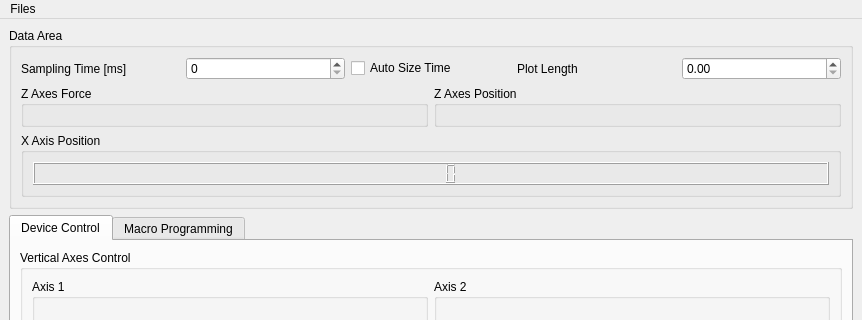
S2A-Lab/RollerLaminationSoftware, file Frontend/GUI/MainWindow/mainwindow.ui: the form before one commit; both pictures show x 0 to 862 and y 0 to 320 of the 862 by 1184 pixel window.
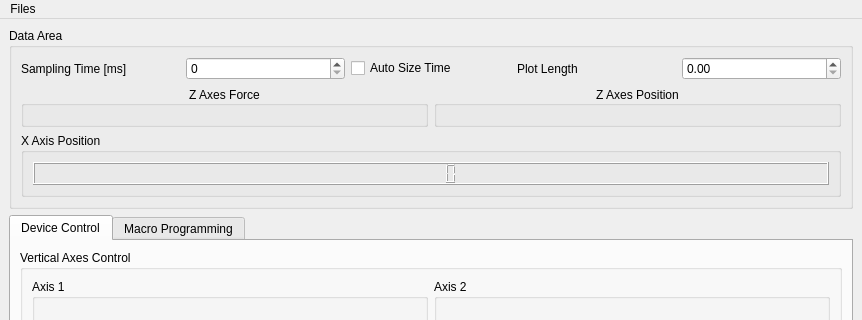
The form after the commit.

Commit message: Working on macro programming interface.

```diff
--- a/Frontend/GUI/MainWindow/mainwindow.ui
+++ b/Frontend/GUI/MainWindow/mainwindow.ui
@@ -74,9 +74,15 @@
              <height>0</height>
             </size>
            </property>
+           <property name="layoutDirection">
+            <enum>Qt::LayoutDirection::LeftToRight</enum>
+           </property>
            <property name="title">
             <string>Z Axes Force</string>
            </property>
+           <property name="alignment">
+            <set>Qt::AlignmentFlag::AlignCenter</set>
+           </property>
            <layout class="QHBoxLayout" name="horizontalLayout_16"/>
           </widget>
          </item>
@@ -88,9 +94,15 @@
              <height>0</height>
             </size>
            </property>
+           <property name="layoutDirection">
+            <enum>Qt::LayoutDirection::LeftToRight</enum>
+           </property>
            <property name="title">
             <string>Z Axes Position</string>
            </property>
+           <property name="alignment">
+            <set>Qt::AlignmentFlag::AlignCenter</set>
+           </property>
            <layout class="QHBoxLayout" name="horizontalLayout_13"/>
           </widget>
          </item>
```
Left out of the diff: 2 changed lines with no effect on the pictures. The commit also changes 3 other files.
